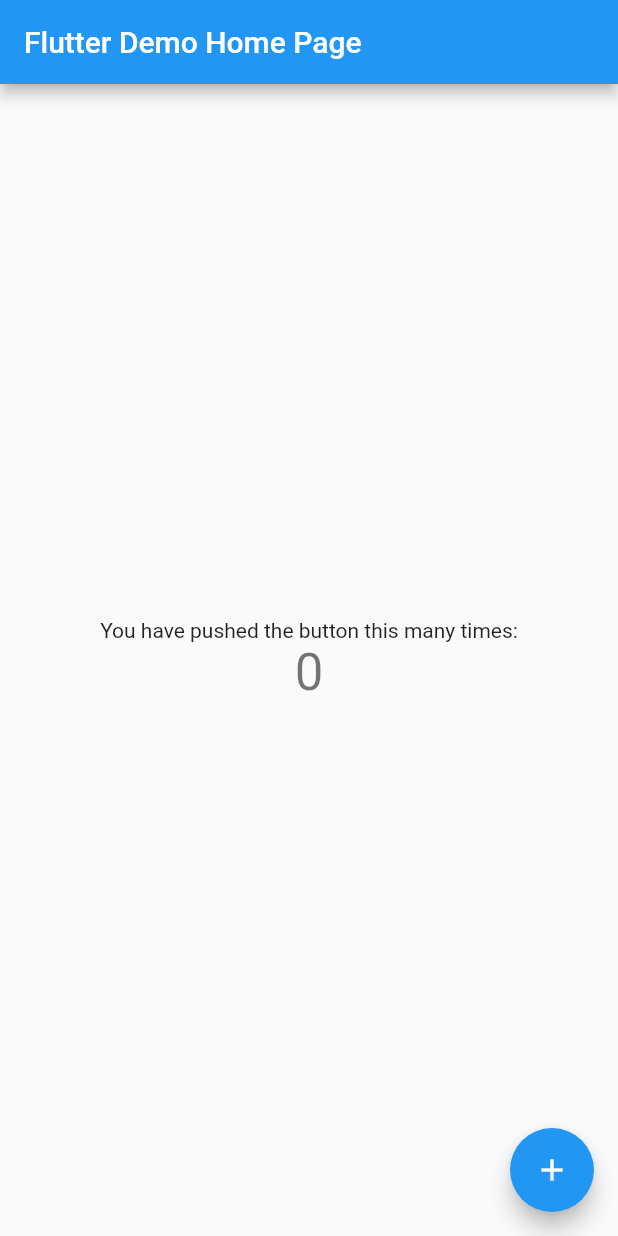
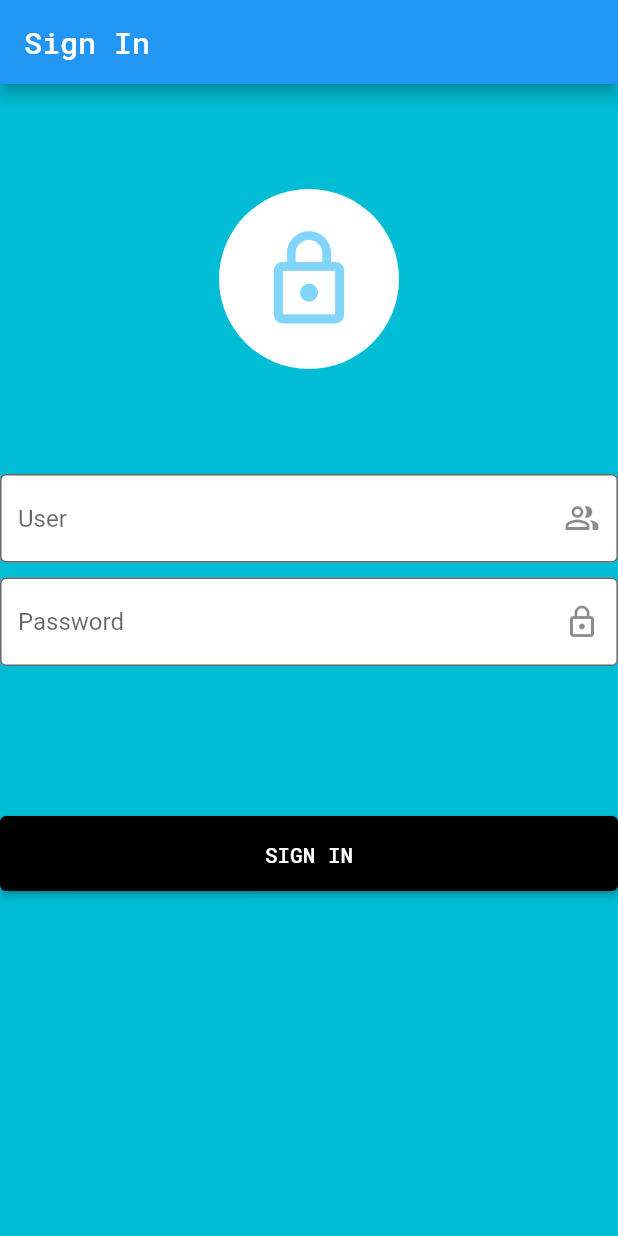
Before and after one commit to HauHuyh/ThucHanh6, a Flutter app: the screen it shows after launch, on a phone screen of 412 x 824 dp. Run offline on Flutter 3.47's test engine with Material 2 defaults, Android fonts, the phone set to English and light mode, and no system bars.

Commit message:
add_fonts_and_login

```diff
--- a/AppFaceBook/app_facebook/lib/main.dart
+++ b/AppFaceBook/app_facebook/lib/main.dart
@@ -12,104 +12,124 @@ class MyApp extends StatelessWidget {
   Widget build(BuildContext context) {
     return MaterialApp(
       title: 'Flutter Demo',
-      theme: ThemeData(
-        // This is the theme of your application.
-        //
-        // Try running your application with "flutter run". You'll see the
-        // application has a blue toolbar. Then, without quitting the app, try
-        // changing the primarySwatch below to Colors.green and then invoke
-        // "hot reload" (press "r" in the console where you ran "flutter run",
-        // or simply save your changes to "hot reload" in a Flutter IDE).
-        // Notice that the counter didn't reset back to zero; the application
-        // is not restarted.
-        primarySwatch: Colors.blue,
-      ),
-      home: const MyHomePage(title: 'Flutter Demo Home Page'),
+      home: const LoadingScreen(),
     );
   }
 }
 
-class MyHomePage extends StatefulWidget {
-  const MyHomePage({Key? key, required this.title}) : super(key: key);
+TextEditingController _user = new TextEditingController();
+TextEditingController _password = new TextEditingController();
 
-  // This widget is the home page of your application. It is stateful, meaning
-  // that it has a State object (defined below) that contains fields that affect
-  // how it looks.
-
-  // This class is the configuration for the state. It holds the values (in this
-  // case the title) provided by the parent (in this case the App widget) and
-  // used by the build method of the State. Fields in a Widget subclass are
-  // always marked "final".
-
-  final String title;
-
-  @override
-  State<MyHomePage> createState() => _MyHomePageState();
-}
-
-class _MyHomePageState extends State<MyHomePage> {
-  int _counter = 0;
-
-  void _incrementCounter() {
-    setState(() {
-      // This call to setState tells the Flutter framework that something has
-      // changed in this State, which causes it to rerun the build method below
-      // so that the display can reflect the updated values. If we changed
-      // _counter without calling setState(), then the build method would not be
-      // called again, and so nothing would appear to happen.
-      _counter++;
-    });
-  }
-
+class LoadingScreen extends StatelessWidget {
+  const LoadingScreen({Key? key}) : super(key: key);
   @override
   Widget build(BuildContext context) {
-    // This method is rerun every time setState is called, for instance as done
-    // by the _incrementCounter method above.
-    //
-    // The Flutter framework has been optimized to make rerunning build methods
-    // fast, so that you can just rebuild anything that needs updating rather
-    // than having to individually change instances of widgets.
     return Scaffold(
       appBar: AppBar(
-        // Here we take the value from the MyHomePage object that was created by
-        // the App.build method, and use it to set our appbar title.
-        title: Text(widget.title),
+        title: Text(
+          'Sign In',
+          style: TextStyle(fontFamily: "RobotoMono"),
         ),
+      ),
+      backgroundColor: Colors.cyan,
       body: Center(
-        // Center is a layout widget. It takes a single child and positions it
-        // in the middle of the parent.
           child: Column(
-          // Column is also a layout widget. It takes a list of children and
-          // arranges them vertically. By default, it sizes itself to fit its
-          // children horizontally, and tries to be as tall as its parent.
-          //
-          // Invoke "debug painting" (press "p" in the console, choose the
-          // "Toggle Debug Paint" action from the Flutter Inspector in Android
-          // Studio, or the "Toggle Debug Paint" command in Visual Studio Code)
-          // to see the wireframe for each widget.
-          //
-          // Column has various properties to control how it sizes itself and
-          // how it positions its children. Here we use mainAxisAlignment to
-          // center the children vertically; the main axis here is the vertical
-          // axis because Columns are vertical (the cross axis would be
-          // horizontal).
-          mainAxisAlignment: MainAxisAlignment.center,
-          children: <Widget>[
-            const Text(
-              'You have pushed the button this many times:',
+        children: [
+          Container(
+            margin: EdgeInsets.only(top: 70, bottom: 20),
+            child: SizedBox(
+              height: 120,
+              width: 120,
+              child: Container(
+                  child: FlatButton(
+                onPressed: () {},
+                color: Colors.white,
+                child: Icon(
+                  Icons.lock_outline,
+                  size: 70,
+                  color: Colors.lightBlue.shade200,
                 ),
-            Text(
-              '$_counter',
-              style: Theme.of(context).textTheme.headline4,
+                shape: RoundedRectangleBorder(
+                    borderRadius: BorderRadius.circular(60.0)),
+              )),
+            ),
+          ),
+          Container(
+              margin: EdgeInsets.only(top: 50),
+              width: 425,
+              child: Column(
+                children: [
+                  TextField(
+                    controller: _user,
+                    decoration: const InputDecoration(
+                        filled: true,
+                        fillColor: Colors.white,
+                        suffixIcon: Icon(
+                          Icons.people_alt_outlined,
+                        ),
+                        border: OutlineInputBorder(
+                            borderSide: BorderSide(color: Colors.white)),
+                        hintText: 'User'),
+                  ),
+                  // Checkbox(value: true, onChanged: (value) {}),
+                  SizedBox(
+                    height: 10,
+                  ),
+                  TextField(
+                    obscureText: true,
+                    controller: _password,
+                    decoration: const InputDecoration(
+                        filled: true,
+                        fillColor: Colors.white,
+                        suffixIcon: Icon(
+                          Icons.lock_outline,
+                        ),
+                        border: OutlineInputBorder(),
+                        hintText: 'Password'),
                   ),
                 ],
+              )),
+          Container(
+            width: 425,
+            height: 50,
+            margin: EdgeInsets.only(top: 100),
+            child: ElevatedButton(
+              style: ElevatedButton.styleFrom(
+                primary: Colors.black, // background
+              ),
+              child: Text('SIGN IN',
+                  style:
+                      TextStyle(color: Colors.white, fontFamily: "RobotoMono")),
+              onPressed: () {
+                if (_user.text == "" && _password.text == "") {
+                  showDialog(
+                      context: context,
+                      builder: (context) {
+                        return AlertDialog(
+                          content: Text(
+                            "Chưa nhập thông tin",
+                            style: TextStyle(fontFamily: "RobotoMono"),
+                          ),
+                        );
+                      });
+                } else if (_user.text == _password.text) {
+                  showDialog(
+                      context: context,
+                      builder: (context) {
+                        return AlertDialog();
+                      });
+                  // Navigator.push(
+                  //   context,
+                  //   MaterialPageRoute(
+                  //     builder: (context) => MyHomePage(),
+                  //   ),
+                  // );
+                }
+              },
             ),
           ),
-      floatingActionButton: FloatingActionButton(
-        onPressed: _incrementCounter,
-        tooltip: 'Increment',
-        child: const Icon(Icons.add),
-      ), // This trailing comma makes auto-formatting nicer for build methods.
+        ],
+      )),
     );
   }
 }
```
Also changed, not shown: AppFaceBook/app_facebook/pubspec.yaml (+7 -12 lines), AppFaceBook/app_facebook/fonts/RobotoMono-Italic-VariableFont_wght.ttf (added), AppFaceBook/app_facebook/fonts/RobotoMono-VariableFont_wght.ttf (added). Lines whose indentation alone changed are shown as unchanged.
